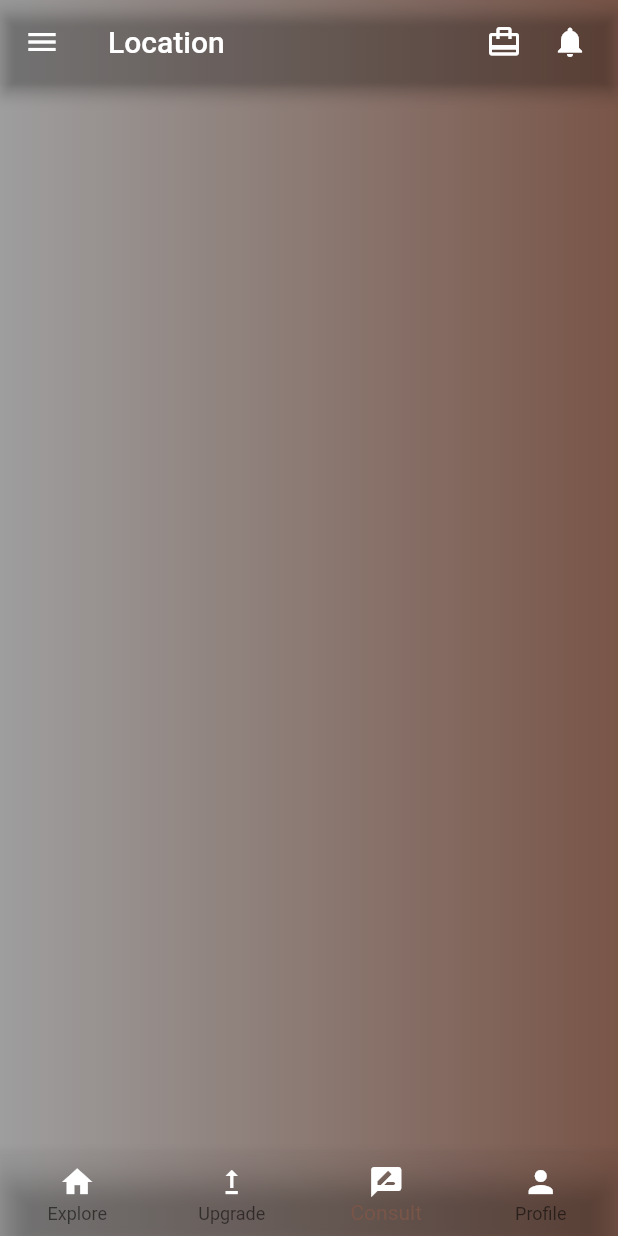
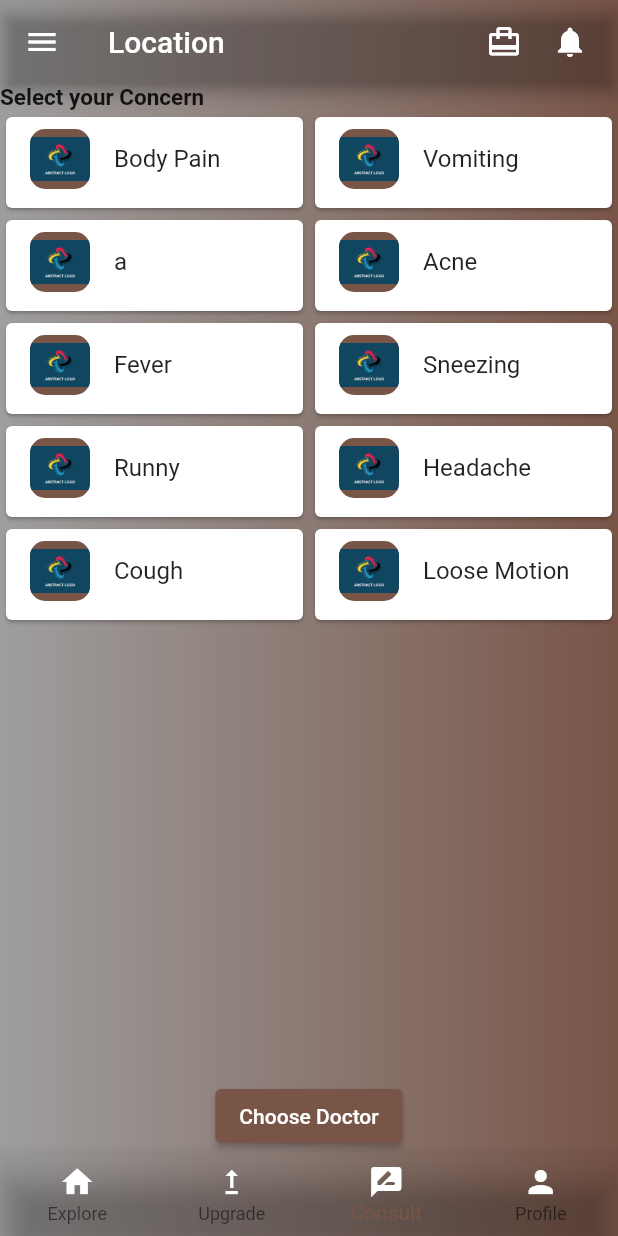
Before and after one commit to Dia96/ecojivan, a Flutter app: the BottomNav screen opened by its route, item 3 of the bottom bar chosen, on a phone screen of 412 x 824 dp. Run offline on Flutter 3.47's test engine with Material 2 defaults, Android fonts, the phone set to English and light mode, and no system bars; our stand-ins replace carousel_pro, dropdown_search; missing offline and left inert: intro_views_flutter.

Commit message:
consult dart

```diff
--- a/lib/screens/consult.dart
+++ b/lib/screens/consult.dart
@@ -1,12 +1,170 @@
+import 'package:ecojivan/constraint.dart';
 import 'package:flutter/material.dart';
 
 class Consult extends StatelessWidget {
-  const Consult({ Key? key }) : super(key: key);
+  const Consult({Key? key}) : super(key: key);
 
   @override
   Widget build(BuildContext context) {
-    return Container(
+    final double itemHeight = 5;
+    final double itemWidth = 15;
 
+    return Column(
+      children: [
+        Align(
+          alignment: Alignment.bottomLeft,
+          child: Text(
+            'Select your Concern',
+            style: TextStyle(fontSize: 15, fontWeight: FontWeight.bold),
+          ),
+        ),
+        Flexible(
+          child: GridView(
+            gridDelegate: SliverGridDelegateWithFixedCrossAxisCount(
+              crossAxisCount: 2,
+              childAspectRatio: (itemWidth / itemHeight),
+            ),
+            children: [
+              Card(
+                child: ListTile(
+                  leading: ClipRRect(
+                    borderRadius: BorderRadius.circular(10.0), //or 15.0
+                    child: Container(
+                        height: 40.0,
+                        width: 40.0,
+                        color: Colors.brown,
+                        child: Image.asset('assets/logo.png')),
+                  ),
+                  title: Text('Body Pain'),
+                ),
+              ),
+              Card(
+                child: ListTile(
+                  leading: ClipRRect(
+                    borderRadius: BorderRadius.circular(10.0), //or 15.0
+                    child: Container(
+                        height: 40.0,
+                        width: 40.0,
+                        color: Colors.brown,
+                        child: Image.asset('assets/logo.png')),
+                  ),
+                  title: Text('Vomiting'),
+                ),
+              ),
+              Card(
+                child: ListTile(
+                  leading: ClipRRect(
+                    borderRadius: BorderRadius.circular(10.0), //or 15.0
+                    child: Container(
+                        height: 40.0,
+                        width: 40.0,
+                        color: Colors.brown,
+                        child: Image.asset('assets/logo.png')),
+                  ),
+                  title: Text('a'),
+                ),
+              ),
+              Card(
+                child: ListTile(
+                  leading: ClipRRect(
+                    borderRadius: BorderRadius.circular(10.0), //or 15.0
+                    child: Container(
+                        height: 40.0,
+                        width: 40.0,
+                        color: Colors.brown,
+                        child: Image.asset('assets/logo.png')),
+                  ),
+                  title: Text(acne),
+                ),
+              ),
+              Card(
+                child: ListTile(
+                  leading: ClipRRect(
+                    borderRadius: BorderRadius.circular(10.0), //or 15.0
+                    child: Container(
+                        height: 40.0,
+                        width: 40.0,
+                        color: Colors.brown,
+                        child: Image.asset('assets/logo.png')),
+                  ),
+                  title: Text('Fever'),
+                ),
+              ),
+              Card(
+                child: ListTile(
+                  leading: ClipRRect(
+                    borderRadius: BorderRadius.circular(10.0), //or 15.0
+                    child: Container(
+                        height: 40.0,
+                        width: 40.0,
+                        color: Colors.brown,
+                        child: Image.asset('assets/logo.png')),
+                  ),
+                  title: Text('Sneezing'),
+                ),
+              ),
+              Card(
+                child: ListTile(
+                  leading: ClipRRect(
+                    borderRadius: BorderRadius.circular(10.0), //or 15.0
+                    child: Container(
+                        height: 40.0,
+                        width: 40.0,
+                        color: Colors.brown,
+                        child: Image.asset('assets/logo.png')),
+                  ),
+                  title: Text(runny),
+                ),
+              ),
+              Card(
+                child: ListTile(
+                  leading: ClipRRect(
+                    borderRadius: BorderRadius.circular(10.0), //or 15.0
+                    child: Container(
+                        height: 40.0,
+                        width: 40.0,
+                        color: Colors.brown,
+                        child: Image.asset('assets/logo.png')),
+                  ),
+                  title: Text('Headache'),
+                ),
+              ),
+              Card(
+                child: ListTile(
+                  leading: ClipRRect(
+                    borderRadius: BorderRadius.circular(10.0), //or 15.0
+                    child: Container(
+                        height: 40.0,
+                        width: 40.0,
+                        color: Colors.brown,
+                        child: Image.asset('assets/logo.png')),
+                  ),
+                  title: Text('Cough'),
+                ),
+              ),
+              Card(
+                child: ListTile(
+                  leading: ClipRRect(
+                    borderRadius: BorderRadius.circular(10.0), //or 15.0
+                    child: Container(
+                        height: 40.0,
+                        width: 40.0,
+                        color: Colors.brown,
+                        child: Image.asset('assets/logo.png')),
+                  ),
+                  title: Text('Loose Motion'),
+                ),
+              ),
+            ],
+          ),
+        ),
+        ElevatedButton(
+            onPressed: () {
+              Navigator.of(context)
+                  .pushNamedAndRemoveUntil('/doc', (route) => true);
+            },
+            child: Text('Choose Doctor'))
+      ],
     );
   }
 }
```
